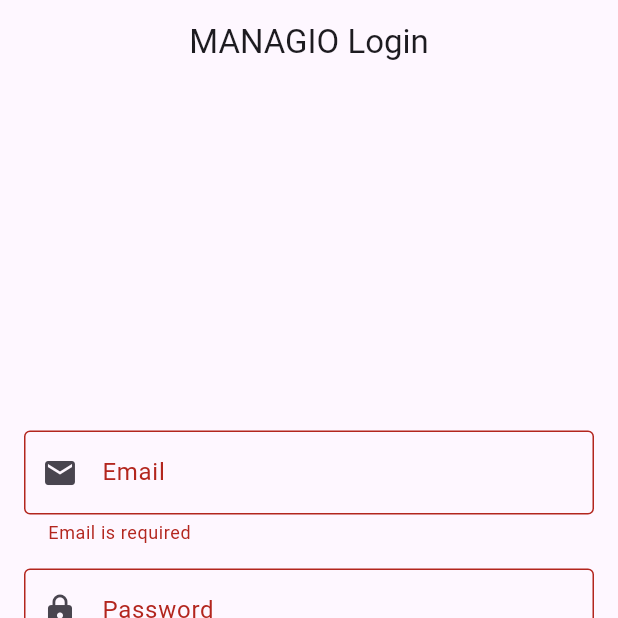
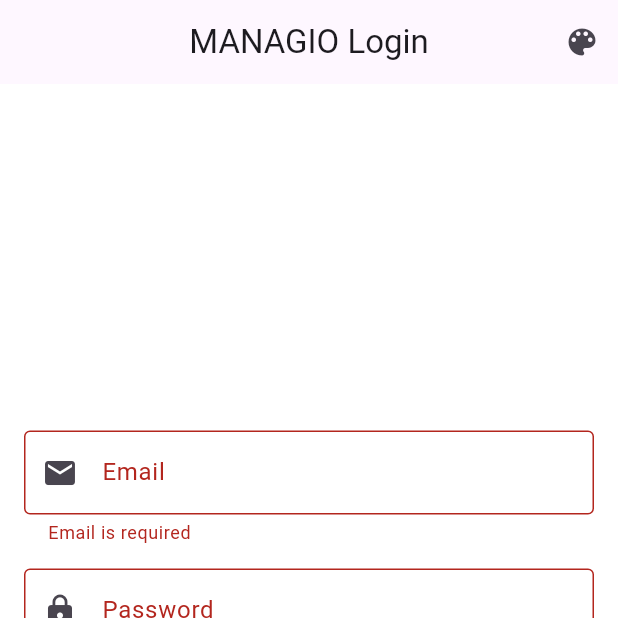
Before and after one commit to kalviumcommunity/S58-0126-The-Wolf-Flutter-Firebase-Managio2, a Flutter app: the screen it shows after launch, after a tap on "Login", on a phone screen of 412 x 824 dp, the top half of it. Run offline on Flutter 3.47's test engine with Material 3 defaults, Android fonts, the phone set to English and light mode, and no system bars; our stand-ins replace cloud_firestore, firebase_auth, firebase_core; accounts and stored records are empty.

```diff
--- a/lib/screens/login_screen.dart
+++ b/lib/screens/login_screen.dart
@@ -21,6 +21,16 @@ class _LoginScreenState extends State<LoginScreen> {
 
   bool isLogin = true;
   bool isLoading = false;
+  Color _backgroundColor = Colors.white;
+
+  // Toggle background color method
+  void _toggleBackground() {
+    setState(() {
+      _backgroundColor = _backgroundColor == Colors.white
+          ? Colors.blue.shade50
+          : Colors.white;
+    });
+  }
 
   Future<void> handleAuth() async {
     if (!_formKey.currentState!.validate()) return;
@@ -91,8 +101,18 @@ class _LoginScreenState extends State<LoginScreen> {
       appBar: AppBar(
         title: const Text('MANAGIO Login'),
         centerTitle: true,
+        actions: [
+          // Color toggle button
+          IconButton(
+            icon: const Icon(Icons.color_lens),
+            onPressed: _toggleBackground,
+            tooltip: 'Toggle Background Color',
           ),
-      body: Padding(
+        ],
+      ),
+      body: Container(
+        color: _backgroundColor,
+        child: Padding(
           padding: const EdgeInsets.all(16),
           child: Form(
             key: _formKey,
@@ -166,6 +186,7 @@ class _LoginScreenState extends State<LoginScreen> {
             ),
           ),
         ),
+      ),
     );
   }
 
```
Also changed, not shown: 2 other files. Lines whose indentation alone changed are shown as unchanged.
